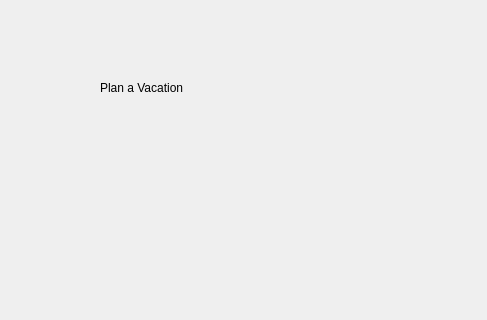
Old version of the form src/views/mapview.ui in the repository minorleaguegrayonassociates/GrayonSlam; both pictures show x 0 to 487 and y 0 to 320 of the 710 by 600 pixel window.
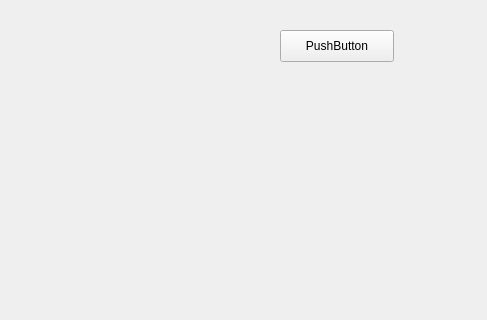
New version of the form. The open tabs and pages were chosen to show the change. Icons and pictures are not drawn.

Commit message: Changed the widget and view names, added the tools to get the animation working

The edit to the form file:
```diff
--- a/src/views/mapview.ui
+++ b/src/views/mapview.ui
@@ -18,36 +18,20 @@
 border-image: url(:/res/map_background.png);
 }</string>
   </property>
-  <widget class="QStackedWidget" name="mainViews">
-   <property name="geometry">
-    <rect>
-     <x>0</x>
-     <y>0</y>
-     <width>710</width>
-     <height>600</height>
-    </rect>
-   </property>
-   <property name="sizePolicy">
-    <sizepolicy hsizetype="Expanding" vsizetype="Preferred">
-     <horstretch>0</horstretch>
-     <verstretch>0</verstretch>
-    </sizepolicy>
-   </property>
-   <property name="styleSheet">
-    <string notr="true"/>
-   </property>
-   <property name="currentIndex">
-    <number>0</number>
-   </property>
-   <widget class="QWidget" name="dashboardView">
-    <property name="styleSheet">
-     <string notr="true"/>
-    </property>
     <widget class="QWidget" name="map_widget" native="true">
      <property name="geometry">
       <rect>
        <x>0</x>
-       <y>101</y>
+     <y>90</y>
+     <width>710</width>
+     <height>399</height>
+    </rect>
+   </property>
+   <widget class="QWidget" name="top_layer" native="true">
+    <property name="geometry">
+     <rect>
+      <x>0</x>
+      <y>0</y>
        <width>710</width>
        <height>399</height>
       </rect>
@@ -103,74 +87,19 @@
       </widget>
      </widget>
     </widget>
+  </widget>
     <widget class="QPushButton" name="pushButton">
      <property name="geometry">
       <rect>
-       <x>300</x>
-       <y>40</y>
+     <x>280</x>
+     <y>30</y>
        <width>114</width>
        <height>32</height>
       </rect>
      </property>
      <property name="text">
-      <string>example</string>
-     </property>
-    </widget>
-   </widget>
-   <widget class="QWidget" name="planVacationView">
-    <property name="styleSheet">
-     <string notr="true"/>
-    </property>
-    <widget class="QLabel" name="label">
-     <property name="geometry">
-      <rect>
-       <x>100</x>
-       <y>80</y>
-       <width>151</width>
-       <height>16</height>
-      </rect>
-     </property>
-     <property name="text">
-      <string>Plan a Vacation</string>
-     </property>
-     <property name="scaledContents">
-      <bool>false</bool>
-     </property>
-    </widget>
-   </widget>
-   <widget class="QWidget" name="viewTeamView">
-    <property name="styleSheet">
-     <string notr="true"/>
-    </property>
-    <widget class="QLabel" name="label_2">
-     <property name="geometry">
-      <rect>
-       <x>80</x>
-       <y>70</y>
-       <width>110</width>
-       <height>16</height>
-      </rect>
-     </property>
-     <property name="text">
-      <string>Team Listings</string>
-     </property>
-    </widget>
-   </widget>
-   <widget class="QWidget" name="adminView">
-    <widget class="QLabel" name="label_4">
-     <property name="geometry">
-      <rect>
-       <x>90</x>
-       <y>50</y>
-       <width>101</width>
-       <height>16</height>
-      </rect>
-     </property>
-     <property name="text">
-      <string>admin view</string>
-     </property>
-    </widget>
-   </widget>
+    <string>PushButton</string>
+   </property>
   </widget>
  </widget>
  <resources>
```
Left out of the diff: 2 changed lines with no effect on the pictures. Lines whose indentation alone changed are shown as unchanged. The commit also changes 11 other files.
